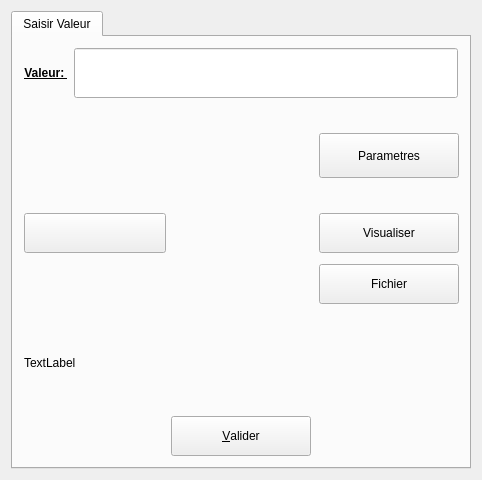
The window that UiQT4/desUniqueBase.ui (SalomePlatform/eficas_tools) describes before a commit, drawn with Qt 5.
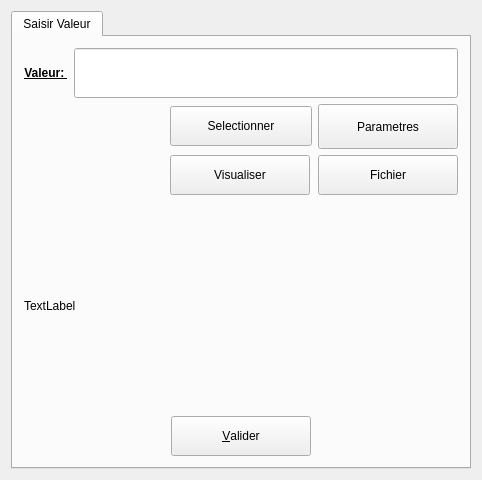
The same window after the commit. Icons and pictures are not drawn.

What changed in the file:
```diff
--- a/UiQT4/desUniqueBase.ui
+++ b/UiQT4/desUniqueBase.ui
@@ -1,7 +1,7 @@
 <ui version="4.0" >
  <class>DUnBase</class>
- <widget class="QWidget" name="DUnBase" >
-  <property name="geometry" >
+ <widget class="QWidget" name="DUnBase">
+  <property name="geometry">
    <rect>
     <x>0</x>
     <y>0</y>
@@ -9,38 +9,38 @@
     <height>480</height>
    </rect>
   </property>
-  <property name="minimumSize" >
+  <property name="minimumSize">
    <size>
     <width>350</width>
     <height>0</height>
    </size>
   </property>
-  <property name="windowTitle" >
+  <property name="windowTitle">
    <string>DUnIn</string>
   </property>
-  <layout class="QGridLayout" >
-   <item row="0" column="0" >
-    <widget class="QTabWidget" name="tabuniqueinto" >
-     <widget class="QWidget" name="Widget8" >
-      <attribute name="title" >
+  <layout class="QGridLayout">
+   <item row="0" column="0">
+    <widget class="QTabWidget" name="tabuniqueinto">
+     <widget class="QWidget" name="Widget8">
+      <attribute name="title">
        <string>Saisir Valeur</string>
       </attribute>
-      <layout class="QGridLayout" name="gridLayout" >
-       <item row="0" column="0" colspan="4" >
-        <layout class="QHBoxLayout" name="horizontalLayout" >
+      <layout class="QGridLayout" name="gridLayout_2">
+       <item row="0" column="0">
+        <layout class="QHBoxLayout" name="horizontalLayout">
          <item>
-          <widget class="QLabel" name="textLabel2" >
-           <property name="text" >
-            <string>&lt;b>&lt;u>&lt;p align="center">Valeur: &lt;/p>&lt;/u>&lt;/b></string>
+          <widget class="QLabel" name="textLabel2">
+           <property name="text">
+            <string>&lt;b&gt;&lt;u&gt;&lt;p align=&quot;center&quot;&gt;Valeur: &lt;/p&gt;&lt;/u&gt;&lt;/b&gt;</string>
            </property>
-           <property name="wordWrap" >
+           <property name="wordWrap">
             <bool>false</bool>
            </property>
           </widget>
          </item>
          <item>
-          <widget class="QLineEdit" name="lineEditVal" >
-           <property name="minimumSize" >
+          <widget class="QLineEdit" name="lineEditVal">
+           <property name="minimumSize">
             <size>
              <width>290</width>
              <height>50</height>
@@ -50,74 +50,63 @@
          </item>
         </layout>
        </item>
-       <item row="1" column="2" >
-        <spacer name="verticalSpacer" >
-         <property name="orientation" >
-          <enum>Qt::Vertical</enum>
-         </property>
-         <property name="sizeHint" stdset="0" >
+       <item row="1" column="0">
+        <layout class="QGridLayout" name="gridLayout">
+         <item row="0" column="0">
+          <spacer name="horizontalSpacer_3">
+           <property name="orientation">
+            <enum>Qt::Horizontal</enum>
+           </property>
+           <property name="sizeHint" stdset="0">
           <size>
-           <width>137</width>
-           <height>43</height>
+             <width>293</width>
+             <height>20</height>
           </size>
          </property>
         </spacer>
        </item>
-       <item rowspan="2" row="1" column="3" >
-        <widget class="QPushButton" name="bParametres" >
-         <property name="sizePolicy" >
-          <sizepolicy vsizetype="Fixed" hsizetype="Fixed" >
+         <item row="0" column="1">
+          <widget class="QPushButton" name="BSalome">
+           <property name="minimumSize">
+            <size>
+             <width>142</width>
+             <height>40</height>
+            </size>
+           </property>
+           <property name="text">
+            <string>Selectionner</string>
+           </property>
+           <property name="icon">
+            <iconset>
+             <normaloff>image240.png</normaloff>image240.png</iconset>
+           </property>
+          </widget>
+         </item>
+         <item row="0" column="2">
+          <widget class="QPushButton" name="bParametres">
+           <property name="sizePolicy">
+            <sizepolicy hsizetype="Fixed" vsizetype="Fixed">
            <horstretch>0</horstretch>
            <verstretch>0</verstretch>
           </sizepolicy>
          </property>
-         <property name="minimumSize" >
+           <property name="minimumSize">
           <size>
            <width>140</width>
            <height>45</height>
           </size>
          </property>
-         <property name="text" >
+           <property name="text">
           <string>Parametres</string>
          </property>
         </widget>
        </item>
-       <item row="2" column="0" colspan="3" >
-        <spacer name="horizontalSpacer_3" >
-         <property name="orientation" >
+         <item row="1" column="0">
+          <spacer name="horizontalSpacer_5">
+           <property name="orientation">
           <enum>Qt::Horizontal</enum>
          </property>
-         <property name="sizeHint" stdset="0" >
-          <size>
-           <width>293</width>
-           <height>20</height>
-          </size>
-         </property>
-        </spacer>
-       </item>
-       <item row="3" column="0" >
-        <widget class="QPushButton" name="BSalome" >
-         <property name="minimumSize" >
-          <size>
-           <width>142</width>
-           <height>40</height>
-          </size>
-         </property>
-         <property name="text" >
-          <string/>
-         </property>
-         <property name="icon" >
-          <iconset>
-           <normaloff>image240.png</normaloff>image240.png</iconset>
-         </property>
-        </widget>
-       </item>
-       <item row="3" column="1" >
-        <spacer name="horizontalSpacer_5" >
-         <property name="orientation" >
-          <enum>Qt::Horizontal</enum>
-         </property>
-         <property name="sizeHint" stdset="0" >
+           <property name="sizeHint" stdset="0">
           <size>
            <width>138</width>
            <height>20</height>
@@ -125,122 +114,65 @@
          </property>
         </spacer>
        </item>
-       <item rowspan="2" row="3" column="2" >
-        <spacer name="spacer4" >
-         <property name="orientation" >
-          <enum>Qt::Vertical</enum>
-         </property>
-         <property name="sizeType" >
-          <enum>QSizePolicy::Expanding</enum>
-         </property>
-         <property name="sizeHint" stdset="0" >
-          <size>
-           <width>137</width>
-           <height>77</height>
-          </size>
-         </property>
-        </spacer>
-       </item>
-       <item row="3" column="3" >
-        <widget class="QPushButton" name="BView2D" >
-         <property name="sizePolicy" >
-          <sizepolicy vsizetype="Fixed" hsizetype="Fixed" >
+         <item row="1" column="1">
+          <widget class="QPushButton" name="BView2D">
+           <property name="sizePolicy">
+            <sizepolicy hsizetype="Fixed" vsizetype="Fixed">
            <horstretch>0</horstretch>
            <verstretch>0</verstretch>
           </sizepolicy>
          </property>
-         <property name="minimumSize" >
+           <property name="minimumSize">
           <size>
            <width>140</width>
            <height>40</height>
           </size>
          </property>
-         <property name="text" >
+           <property name="text">
           <string>Visualiser</string>
          </property>
         </widget>
        </item>
-       <item rowspan="2" row="4" column="3" >
-        <widget class="QPushButton" name="BFichier" >
-         <property name="sizePolicy" >
-          <sizepolicy vsizetype="Fixed" hsizetype="Fixed" >
+         <item row="1" column="2">
+          <widget class="QPushButton" name="BFichier">
+           <property name="sizePolicy">
+            <sizepolicy hsizetype="Fixed" vsizetype="Fixed">
            <horstretch>0</horstretch>
            <verstretch>0</verstretch>
           </sizepolicy>
          </property>
-         <property name="minimumSize" >
+           <property name="minimumSize">
           <size>
            <width>140</width>
            <height>40</height>
           </size>
          </property>
-         <property name="text" >
+           <property name="text">
           <string>Fichier</string>
          </property>
-         <property name="icon" >
+           <property name="icon">
           <iconset>
            <normaloff>image240.png</normaloff>image240.png</iconset>
          </property>
         </widget>
        </item>
-       <item row="5" column="0" colspan="3" >
-        <spacer name="horizontalSpacer_4" >
-         <property name="orientation" >
-          <enum>Qt::Horizontal</enum>
-         </property>
-         <property name="sizeHint" stdset="0" >
-          <size>
-           <width>293</width>
-           <height>20</height>
-          </size>
-         </property>
-        </spacer>
+        </layout>
        </item>
-       <item row="6" column="0" colspan="4" >
-        <layout class="QVBoxLayout" name="verticalLayout" >
-         <item>
-          <spacer name="verticalSpacer_2" >
-           <property name="orientation" >
-            <enum>Qt::Vertical</enum>
-           </property>
-           <property name="sizeHint" stdset="0" >
-            <size>
-             <width>20</width>
-             <height>40</height>
-            </size>
-           </property>
-          </spacer>
-         </item>
-         <item>
-          <widget class="QLabel" name="Commentaire" >
-           <property name="text" >
+       <item row="2" column="0">
+        <widget class="QLabel" name="Commentaire">
+         <property name="text">
             <string>TextLabel</string>
            </property>
           </widget>
          </item>
+       <item row="3" column="0">
+        <layout class="QHBoxLayout" name="horizontalLayout_2">
          <item>
-          <spacer name="verticalSpacer_3" >
-           <property name="orientation" >
-            <enum>Qt::Vertical</enum>
-           </property>
-           <property name="sizeHint" stdset="0" >
-            <size>
-             <width>20</width>
-             <height>40</height>
-            </size>
-           </property>
-          </spacer>
-         </item>
-        </layout>
-       </item>
-       <item row="7" column="0" colspan="4" >
-        <layout class="QHBoxLayout" name="horizontalLayout_2" >
-         <item>
-          <spacer name="horizontalSpacer" >
-           <property name="orientation" >
+          <spacer name="horizontalSpacer">
+           <property name="orientation">
             <enum>Qt::Horizontal</enum>
            </property>
-           <property name="sizeHint" stdset="0" >
+           <property name="sizeHint" stdset="0">
             <size>
              <width>40</width>
              <height>20</height>
@@ -249,36 +181,36 @@
           </spacer>
          </item>
          <item>
-          <widget class="QPushButton" name="bOk" >
-           <property name="sizePolicy" >
-            <sizepolicy vsizetype="Fixed" hsizetype="Fixed" >
+          <widget class="QPushButton" name="bOk">
+           <property name="sizePolicy">
+            <sizepolicy hsizetype="Fixed" vsizetype="Fixed">
              <horstretch>0</horstretch>
              <verstretch>0</verstretch>
             </sizepolicy>
            </property>
-           <property name="minimumSize" >
+           <property name="minimumSize">
             <size>
              <width>140</width>
              <height>40</height>
             </size>
            </property>
-           <property name="toolTip" >
+           <property name="toolTip">
             <string>validation de la saisie</string>
            </property>
-           <property name="text" >
+           <property name="text">
             <string>&amp;Valider</string>
            </property>
-           <property name="shortcut" >
+           <property name="shortcut">
             <string>Shift+A, Alt+A, Alt+A, Alt+A</string>
            </property>
           </widget>
          </item>
          <item>
-          <spacer name="horizontalSpacer_2" >
-           <property name="orientation" >
+          <spacer name="horizontalSpacer_2">
+           <property name="orientation">
             <enum>Qt::Horizontal</enum>
            </property>
-           <property name="sizeHint" stdset="0" >
+           <property name="sizeHint" stdset="0">
             <size>
              <width>40</width>
              <height>20</height>
@@ -294,7 +226,7 @@
    </item>
   </layout>
  </widget>
- <layoutdefault spacing="6" margin="11" />
+ <layoutdefault spacing="6" margin="11"/>
  <tabstops>
   <tabstop>lineEditVal</tabstop>
   <tabstop>bOk</tabstop>
```
Left out of the diff: 6 changed lines with no effect on the pictures. Lines whose indentation alone changed are shown as unchanged.
